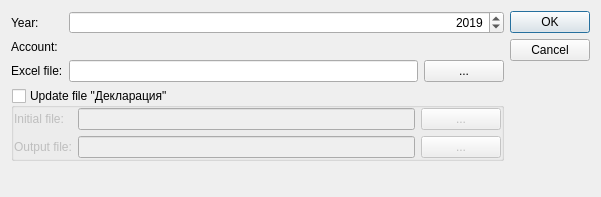
This is jal/ui/tax_export_dlg.ui in titov-vv/jal as Qt 5 draws it before an edit. The edited form follows.
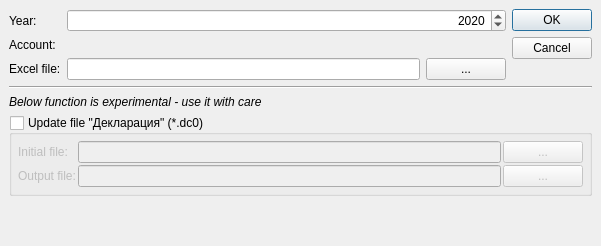
This is the edited form. Custom widgets are drawn as their Qt base class.

Commit message: Parameters dialog for russian tax report was updated to implement tax form file update

What changed in the file:
```diff
--- a/jal/ui/tax_export_dlg.ui
+++ b/jal/ui/tax_export_dlg.ui
@@ -7,14 +7,29 @@
     <x>0</x>
     <y>0</y>
     <width>601</width>
-    <height>197</height>
+    <height>246</height>
    </rect>
   </property>
   <property name="windowTitle">
    <string>Select parameters and filename for tax report</string>
   </property>
   <layout class="QGridLayout" name="gridLayout">
-   <item row="2" column="1">
+   <property name="leftMargin">
+    <number>9</number>
+   </property>
+   <property name="topMargin">
+    <number>9</number>
+   </property>
+   <property name="rightMargin">
+    <number>9</number>
+   </property>
+   <property name="bottomMargin">
+    <number>9</number>
+   </property>
+   <property name="horizontalSpacing">
+    <number>6</number>
+   </property>
+   <item row="3" column="1">
     <widget class="QLineEdit" name="XlsFileName">
      <property name="sizePolicy">
       <sizepolicy hsizetype="Expanding" vsizetype="Fixed">
@@ -24,14 +39,14 @@
      </property>
     </widget>
    </item>
-   <item row="2" column="0">
+   <item row="3" column="0">
     <widget class="QLabel" name="XlsFileLbl">
      <property name="text">
       <string>Excel file:</string>
      </property>
     </widget>
    </item>
-   <item row="0" column="3" rowspan="3">
+   <item row="1" column="3" rowspan="3">
     <widget class="QDialogButtonBox" name="buttonBox">
      <property name="orientation">
       <enum>Qt::Vertical</enum>
@@ -41,14 +56,14 @@
      </property>
     </widget>
    </item>
-   <item row="0" column="0">
+   <item row="1" column="0">
     <widget class="QLabel" name="YearLbl">
      <property name="text">
       <string>Year:</string>
      </property>
     </widget>
    </item>
-   <item row="0" column="1" colspan="2">
+   <item row="1" column="1" colspan="2">
     <widget class="QSpinBox" name="Year">
      <property name="alignment">
       <set>Qt::AlignRight|Qt::AlignTrailing|Qt::AlignVCenter</set>
@@ -57,20 +72,24 @@
       <string/>
      </property>
      <property name="minimum">
-      <number>2015</number>
+      <number>2010</number>
      </property>
      <property name="maximum">
-      <number>2020</number>
+      <number>2030</number>
      </property>
      <property name="value">
-      <number>2019</number>
+      <number>2020</number>
      </property>
     </widget>
    </item>
-   <item row="1" column="1" colspan="2">
-    <widget class="AccountSelector" name="AccountWidget" native="true"/>
+   <item row="2" column="1" colspan="2">
+    <widget class="AccountSelector" name="AccountWidget" native="true">
+     <property name="toolTip">
+      <string>Foreign account to prepare tax report for</string>
+     </property>
+    </widget>
    </item>
-   <item row="4" column="0">
+   <item row="8" column="0">
     <spacer name="verticalSpacer">
      <property name="orientation">
       <enum>Qt::Vertical</enum>
@@ -83,7 +102,7 @@
      </property>
     </spacer>
    </item>
-   <item row="2" column="2">
+   <item row="3" column="2">
     <widget class="QPushButton" name="XlsSelectBtn">
      <property name="sizePolicy">
       <sizepolicy hsizetype="Minimum" vsizetype="Fixed">
@@ -96,14 +115,14 @@
      </property>
     </widget>
    </item>
-   <item row="1" column="0">
+   <item row="2" column="0">
     <widget class="QLabel" name="AccountLbl">
      <property name="text">
       <string>Account:</string>
      </property>
     </widget>
    </item>
-   <item row="3" column="0" colspan="3">
+   <item row="7" column="0" colspan="4">
     <widget class="QGroupBox" name="groupBox">
      <property name="sizePolicy">
       <sizepolicy hsizetype="Preferred" vsizetype="Preferred">
@@ -112,7 +131,7 @@
       </sizepolicy>
      </property>
      <property name="title">
-      <string>Update file &quot;Декларация&quot;</string>
+      <string>Update file &quot;Декларация&quot; (*.dc0)</string>
      </property>
      <property name="flat">
       <bool>false</bool>
@@ -125,19 +144,19 @@
      </property>
      <layout class="QGridLayout" name="gridLayout_2">
       <property name="leftMargin">
-       <number>0</number>
+       <number>6</number>
       </property>
       <property name="topMargin">
-       <number>0</number>
+       <number>6</number>
       </property>
       <property name="rightMargin">
-       <number>0</number>
+       <number>6</number>
       </property>
       <property name="bottomMargin">
-       <number>0</number>
+       <number>6</number>
       </property>
       <property name="spacing">
-       <number>6</number>
+       <number>2</number>
       </property>
       <item row="0" column="2">
        <widget class="QPushButton" name="InitialSelectBtn">
@@ -176,6 +195,25 @@
      </layout>
     </widget>
    </item>
+   <item row="4" column="0" colspan="4">
+    <widget class="Line" name="line">
+     <property name="orientation">
+      <enum>Qt::Horizontal</enum>
+     </property>
+    </widget>
+   </item>
+   <item row="5" column="0" colspan="4">
+    <widget class="QLabel" name="WarningLbl">
+     <property name="font">
+      <font>
+       <italic>true</italic>
+      </font>
+     </property>
+     <property name="text">
+      <string>Below function is experimental - use it with care</string>
+     </property>
+    </widget>
+   </item>
   </layout>
  </widget>
  <customwidgets>
```
Left out of the diff: 72 changed lines with no effect on the pictures. The commit also changes 4 other files.
